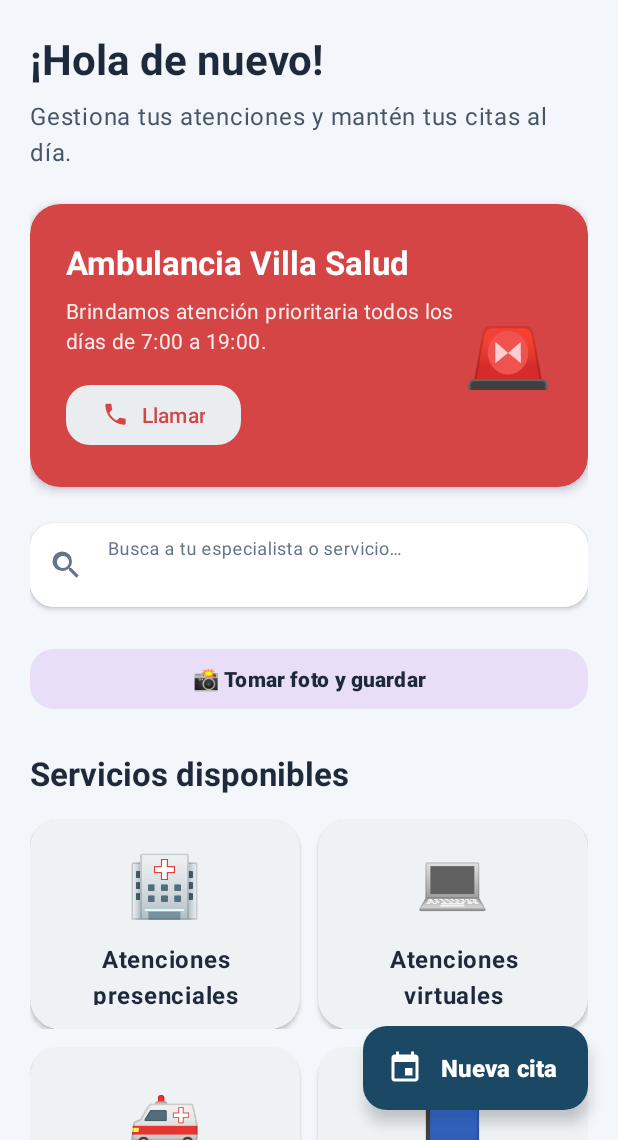
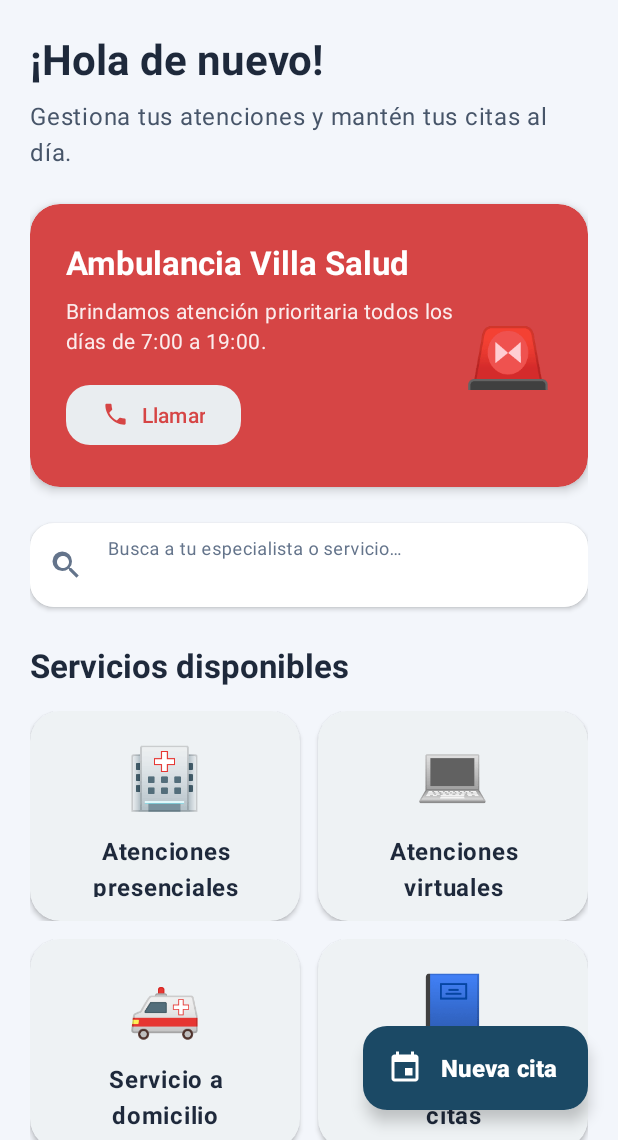
Before and after one commit to carlosMeza-code/MisCitasMedicas, an Android app: the HomeActivity screen opened directly, with no data from a screen before it, on a phone screen of 412 x 824 dp, the part 96-1236 px from its top. Run offline under Robolectric (Android 15) with nearby library versions, the phone set to English and light mode, and no system bars; our stand-ins replace Firebase (no records; nobody signed in at launch, a user with empty details on screens opened directly).

Commit message:
Revert photo capture feature

```diff
--- a/app/src/main/res/layout/activity_home.xml
+++ b/app/src/main/res/layout/activity_home.xml
@@ -167,18 +167,6 @@
                         android:textColor="@color/medical_on_surface" />
                 </com.google.android.material.textfield.TextInputLayout>
             </com.google.android.material.card.MaterialCardView>
-
-            <com.google.android.material.button.MaterialButton
-                android:id="@+id/btnTakePhoto"
-                style="@style/Widget.Material3.Button.TonalButton"
-                android:layout_width="match_parent"
-                android:layout_height="wrap_content"
-                android:layout_marginBottom="24dp"
-                android:text="@string/home_take_photo"
-                android:textAllCaps="false"
-                android:textColor="@color/medical_on_surface"
-                android:textStyle="bold"
-                app:cornerRadius="16dp" />
 
             <!-- Sección de servicios -->
             <TextView
--- a/app/src/main/res/values/strings.xml
+++ b/app/src/main/res/values/strings.xml
@@ -55,10 +55,6 @@
     <string name="home_emergency_title">Ambulancia Villa Salud</string>
     <string name="home_emergency_description">Brindamos atención prioritaria todos los días de 7:00 a 19:00.</string>
     <string name="home_emergency_call">Llamar</string>
-    <string name="home_take_photo">📸 Tomar foto y guardar</string>
-    <string name="home_take_photo_saved">Foto guardada en la app.</string>
-    <string name="home_take_photo_error">No se pudo guardar la foto. Intenta nuevamente.</string>
-    <string name="home_take_photo_permission_denied">No podemos usar la cámara sin permiso.</string>
 
     <!-- Menú / accesos directos -->
     <string name="home_menu_title">Accesos directos</string>
--- a/app/src/main/res/xml/file_paths.xml
+++ /dev/null
@@ -1,4 +0,0 @@
-<?xml version="1.0" encoding="utf-8"?>
-<paths xmlns:android="http://schemas.android.com/apk/res/android">
-    <external-files-path name="images" path="Pictures/" />
-</paths>
```
Also changed, not shown: app/src/main/AndroidManifest.xml (+0 -11 lines), app/src/main/java/com/example/miscitasmedicas/HomeActivity.kt (+0 -74 lines).
